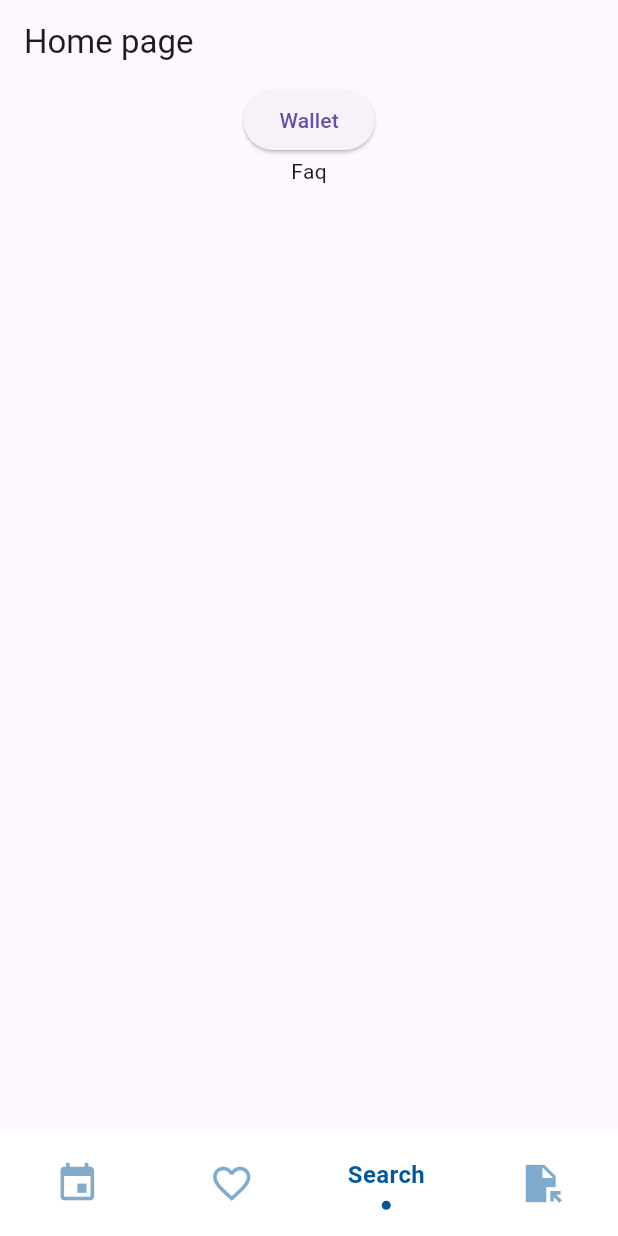
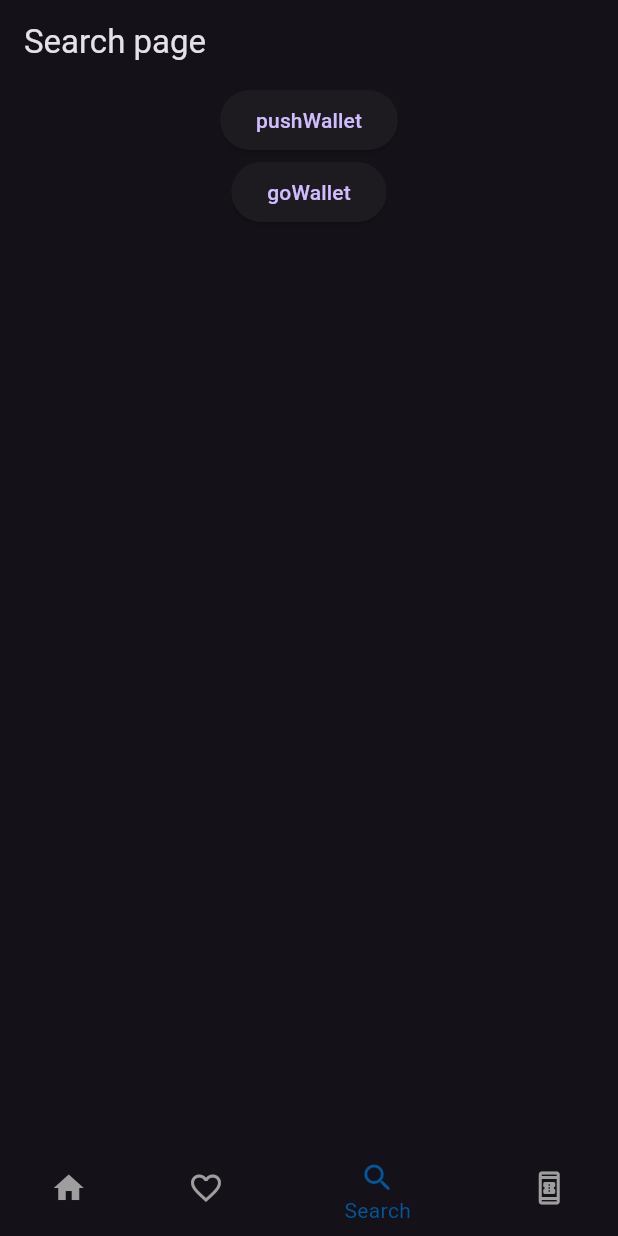
Before and after one commit to sibanjar/gorouter_bottomnav, a Flutter app: the screen it shows after launch, item 3 of the bottom bar chosen, on a phone screen of 412 x 824 dp. Run offline on Flutter 3.47's test engine with Material 3 defaults, Android fonts, the phone set to English and light mode, and no system bars; drawn by our look-alikes of sliding_clipped_nav_bar; our stand-ins replace go_router.

Commit message:
add sub child of diff screens

```diff
--- a/lib/home_page.dart
+++ b/lib/home_page.dart
@@ -23,13 +23,13 @@ class _HomePageState extends State<HomePage> {
           children: [
           ElevatedButton(
               onPressed: (){
-                context.goNamed(RoutePathConstants.setting);
+                context.goNamed(RoutePathConstants.home1);
               },
           child: const Text('Home1'),
           ),
             ElevatedButton(
               onPressed: (){
-                context.goNamed(RoutePathConstants.wallet);
+                context.goNamed(RoutePathConstants.home2);
               },
           child: const Text('Home2'),
           ),
--- a/lib/main.dart
+++ b/lib/main.dart
@@ -17,6 +17,11 @@ class MyApp extends StatelessWidget {
   Widget build(BuildContext context) {
     return MaterialApp.router(
       routerConfig: router.returnRouter(false),
+      theme: ThemeData(
+        brightness: Brightness.dark,
+        primaryColor: Colors.grey[800], // Adjust the shade of grey as needed
+        hintColor: Colors.grey[600], // Adjust the shade of grey as needed
+      ),
     );
 
   }
--- a/lib/nav_component/favourite_page.dart
+++ /dev/null
@@ -1,13 +0,0 @@
-import 'package:flutter/material.dart';
-
-class FavouritePage extends StatelessWidget {
-  const FavouritePage({super.key});
-
-  @override
-  Widget build(BuildContext context) {
-    return Scaffold(
-      appBar: AppBar(title: Text('Home page'),),
-      body: const Text('Favourite'),
-    );
-  }
-}
--- a/lib/navbar.dart
+++ b/lib/navbar.dart
@@ -1,10 +1,9 @@
 import 'package:flutter/material.dart';
 import 'package:go_router/go_router.dart';
-import 'package:sliding_clipped_nav_bar/sliding_clipped_nav_bar.dart';
 
 class BottomNavBar extends StatefulWidget {
   final StatefulNavigationShell navigationShell;
-  const BottomNavBar({super.key, required this.navigationShell});
+  const BottomNavBar({Key? key, required this.navigationShell}) : super(key: key);
 
   @override
   State<BottomNavBar> createState() => _BottomNavBarState();
@@ -13,47 +12,46 @@ class BottomNavBar extends StatefulWidget {
 class _BottomNavBarState extends State<BottomNavBar> {
   int selectedIndex = 0;
 
-  void _goToBranch(int index){
-    widget.navigationShell.goBranch(index,
-    initialLocation: index == widget.navigationShell.currentIndex);
+  void _goToBranch(int index) {
+    widget.navigationShell.goBranch(index, initialLocation: index == widget.navigationShell.currentIndex);
   }
 
   @override
   Widget build(BuildContext context) {
-    return  Scaffold(
+    return Scaffold(
       body: Container(
-          child: widget.navigationShell),
-      bottomNavigationBar: SlidingClippedNavBar(
+        child: widget.navigationShell,
+      ),
+      bottomNavigationBar: BottomNavigationBar(
         backgroundColor: Colors.white,
-        onButtonPressed: (index) {
+        selectedItemColor: const Color(0xFF01579B),
+        unselectedItemColor: Colors.grey,
+        currentIndex: selectedIndex,
+        onTap: (index) {
           setState(() {
             selectedIndex = index;
           });
           _goToBranch(selectedIndex);
         },
-        iconSize: 30,
-        activeColor: Color(0xFF01579B),
-        selectedIndex: selectedIndex,
-        barItems: [
-          BarItem(
-            icon: Icons.event,
-            title: 'Home',
+        items: const [
+          BottomNavigationBarItem(
+            icon: Icon(Icons.home),
+            label: 'Home',
           ),
-          BarItem(
-            icon: Icons.favorite_border,
-            title: 'Favourite',
+          BottomNavigationBarItem(
+            icon: Icon(Icons.favorite_border),
+            label: 'Favourite',
           ),
-          BarItem(
-            icon: Icons.search_rounded,
-            title: 'Search',
+          BottomNavigationBarItem(
+            icon: Icon(Icons.search_rounded),
+            label: 'Search',
           ),
-          BarItem(
-            icon: Icons.file_open_sharp,
-            title: 'Blog',
+          BottomNavigationBarItem(
+            icon: Icon(Icons.book_online_outlined),
+            label: 'Blog',
           ),
         ],
       ),
-
     );
   }
 }
--- a/lib/nav_component/faq.dart
+++ b/lib/search/search_page.dart
@@ -3,20 +3,23 @@ import 'package:go_router/go_router.dart';
 
 import '../utility/routes/route_names.dart';
 
-class FaqPage extends StatelessWidget {
-  const FaqPage({super.key});
+class SearchPage extends StatelessWidget {
+  const SearchPage({super.key});
 
   @override
   Widget build(BuildContext context) {
     return Scaffold(
-      appBar: AppBar(title: const Text('Home page'),),
+      appBar: AppBar(title: const Text('Search page'),),
       body: Center(child: Column(
         children: [
           ElevatedButton(
             onPressed: ()=>context.pushNamed(RoutePathConstants.wallet),
-            child: const Text('Wallet'),
+            child: const Text('pushWallet'),
           ),
-          const Text('Faq'),
+          ElevatedButton(
+            onPressed: ()=>context.goNamed(RoutePathConstants.wallet),
+            child: const Text('goWallet'),
+          ),
         ],
       )),
     );
--- a/lib/utility/routes/app_routes.dart
+++ b/lib/utility/routes/app_routes.dart
@@ -2,12 +2,19 @@
 import 'package:go_router/go_router.dart';
 import 'package:flutter/material.dart';
 import 'package:gorouter_bottomnav/blog_page.dart';
-import 'package:gorouter_bottomnav/nav_component/faq.dart';
-import 'package:gorouter_bottomnav/nav_component/favourite_page.dart';
+import 'package:gorouter_bottomnav/favourite/sub_fav/fourth_fav.dart';
+import 'package:gorouter_bottomnav/favourite/sub_fav/second_fav.dart';
+import 'package:gorouter_bottomnav/favourite/sub_fav/third_fav.dart';
+import 'package:gorouter_bottomnav/home/sub_home1.dart';
+import 'package:gorouter_bottomnav/home/sub_home2.dart';
+import 'package:gorouter_bottomnav/home/subhome/sub_home1_1.dart';
+import 'package:gorouter_bottomnav/home/subhome/sub_home2_1.dart';
+import 'package:gorouter_bottomnav/favourite/favourite_page.dart';
 import 'package:gorouter_bottomnav/navbar.dart';
+import 'package:gorouter_bottomnav/search/search_page.dart';
 import 'package:gorouter_bottomnav/utility/routes/route_names.dart';
 import 'package:gorouter_bottomnav/wallet/wallet_page.dart';
-
+import '../../home/subhome/sub_home_child/sub_home1_2.dart';
 import '../../home_page.dart';
 import '../../settings/setting.dart';
 
@@ -19,7 +26,7 @@ class AppRouter{
   // final GlobalKey<NavigatorState> _blogNavigatorKey =  GlobalKey<NavigatorState>(debugLabel: 'shellBlog');
 
   GoRouter returnRouter(bool isAuth){
-    GoRouter  router = GoRouter(
+    GoRouter router = GoRouter(
       navigatorKey: _rootNavigatorKey,
       initialLocation: '/',
       routes: <RouteBase>[
@@ -39,6 +46,45 @@ class AppRouter{
                       },
                       routes: [
                         GoRoute(
+                          path: 'home1',
+                          name: RoutePathConstants.home1,
+                          builder: (BuildContext context, GoRouterState state) {
+                            return HomePage1();
+                          },
+                          routes: [
+                            GoRoute(
+                              path: 'home11',
+                              name: RoutePathConstants.home11,
+                              builder: (BuildContext context, GoRouterState state) {
+                                return HomePageChild1();
+                              },
+                            ),
+                            GoRoute(
+                              path: 'home12',
+                              name: RoutePathConstants.home12,
+                              builder: (BuildContext context, GoRouterState state) {
+                                return HomePageChild2();
+                              },
+                            ),
+                          ]
+                        ),
+                        GoRoute(
+                          path: 'home2',
+                          name: RoutePathConstants.home2,
+                          builder: (BuildContext context, GoRouterState state) {
+                            return HomePage2();
+                          },
+                          routes: [
+                            GoRoute(
+                              path: 'home21',
+                              name: RoutePathConstants.home21,
+                              builder: (BuildContext context, GoRouterState state) {
+                                return HomePagechild2();
+                              },
+                            ),
+                          ]
+                        ),
+                        GoRoute(
                           path: 'setting',
                           name: RoutePathConstants.setting,
                           builder: (BuildContext context, GoRouterState state) {
@@ -57,7 +103,54 @@ class AppRouter{
                       ]
                   ),
                 ]),
-
+            StatefulShellBranch(
+              // navigatorKey:_favNavigatorKey,
+                routes: [
+                  GoRoute(
+                    path: '/favpage', // horoscope.
+                    name: RoutePathConstants.favpage,
+                    builder: (BuildContext context, GoRouterState state) {
+                      return const FavouritePage();
+                    },
+                    routes: [
+                      GoRoute(
+                        path: 'secondfav',
+                        name: RoutePathConstants.secondfavpage,
+                        builder: (BuildContext context, GoRouterState state) {
+                          return const SecondFavouritePage();
+                        },
+                      ),
+                      GoRoute(
+                        path: 'thirdfav',
+                        name: RoutePathConstants.thirdfavpage,
+                        builder: (BuildContext context, GoRouterState state) {
+                          return const ThirdFavouritePage();
+                        },
+                        routes: [
+                          GoRoute(
+                            parentNavigatorKey: _rootNavigatorKey,
+                            path: 'fourthfav',
+                            name: RoutePathConstants.fourthfavpage,
+                            builder: (BuildContext context, GoRouterState state) {
+                              return const FourthFavouritePage();
+                            },
+                          ),
+                        ]
+                      ),
+                    ]
+                  ),
+                ]),
+            StatefulShellBranch(
+              // navigatorKey:_faqNavigatorKey,
+                routes: [
+                  GoRoute(
+                    path: '/search',
+                    name: RoutePathConstants.search,
+                    builder: (BuildContext context, GoRouterState state) {
+                      return const SearchPage();
+                    },
+                  ),
+                ]),
             StatefulShellBranch(
                 // navigatorKey:_blogNavigatorKey,
                 // initialLocation: '/blog',
@@ -66,7 +159,7 @@ class AppRouter{
                     path: '/blog',
                     name: RoutePathConstants.blog,
                     builder: (BuildContext context, GoRouterState state) {
-                      return BlogPage(title:'blog');
+                      return const BlogPage(title:'blog');
                     },
                     routes: [
                       GoRoute(
@@ -74,34 +167,14 @@ class AppRouter{
                         path: 'blogpage',
                         name: RoutePathConstants.blogpage,
                         builder: (BuildContext context, GoRouterState state) {
-                          return BlogPage(title:'blogpage');
+                          return const BlogPage(title:'blogpage');
                         },
                       ),
                     ]
                   ),
                 ]),
-            StatefulShellBranch(
-                // navigatorKey:_faqNavigatorKey,
-                routes: [
-                  GoRoute(
-                    path: '/faq',
-                    name: RoutePathConstants.faq,
-                    builder: (BuildContext context, GoRouterState state) {
-                      return const FaqPage();
-                    },
-                  ),
-                ]),
-            StatefulShellBranch(
-                // navigatorKey:_favNavigatorKey,
-                routes: [
-                  GoRoute(
-                    path: '/favpage', // horoscope.
-                    name: RoutePathConstants.favpage,
-                    builder: (BuildContext context, GoRouterState state) {
-                      return const FavouritePage();
-                    },
-                  ),
-                ]),
+
+
           ],
         ),
       ],
--- a/lib/utility/routes/route_names.dart
+++ b/lib/utility/routes/route_names.dart
@@ -1,10 +1,18 @@
 class RoutePathConstants {
   // view
   static const String home = 'home';
+  static const String home1 = 'home1';
+  static const String home2 = 'home2';
+  static const String home11 = 'home11';
+  static const String home12 = 'home12';
+  static const String home21 = 'home21';
   static const String blog = 'blog';
   static const String blogpage = 'blogpage';
-  static const String faq = 'faq';
+  static const String search = 'search';
   static const String favpage = 'favpage';
+  static const String secondfavpage = 'secondfavpage';
+  static const String thirdfavpage = 'thirdfavpage';
+  static const String fourthfavpage = 'fourthfavpage';
 
   static const String setting = 'setting';
   static const String wallet = 'wallet';
--- a/pubspec.yaml
+++ b/pubspec.yaml
@@ -27,7 +27,7 @@ dependencies:
 
   cupertino_icons: ^1.0.2
   go_router: ^13.1.0
-  sliding_clipped_nav_bar: ^3.1.0+4
+#  sliding_clipped_nav_bar: ^3.1.0+4
 
 dev_dependencies:
   flutter_test:
```
Also changed, not shown: lib/favourite/favourite_page.dart (added, +33 -0 lines), lib/favourite/sub_fav/fourth_fav.dart (added, +14 -0 lines), lib/favourite/sub_fav/second_fav.dart (added, +33 -0 lines), lib/favourite/sub_fav/third_fav.dart (added, +27 -0 lines), lib/home/sub_home1.dart (added, +32 -0 lines), lib/home/sub_home2.dart (added, +26 -0 lines), lib/home/subhome/sub_home1_1.dart (added, +25 -0 lines), lib/home/subhome/sub_home2_1.dart (added, +26 -0 lines), lib/home/subhome/sub_home_child/sub_home1_2.dart (added, +26 -0 lines), lib/utility/routes/app_routes1.dart (deleted, +0 -72 lines), pubspec.lock.
